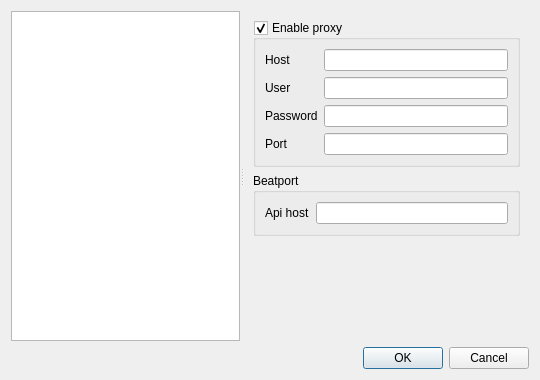
Above: src/gui/settingsdialog.ui from alorence/tym before the change. Below: the same form after it.
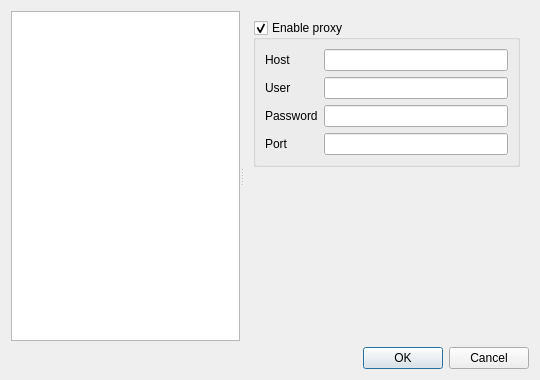
That is the form after the change. The open tabs and pages were chosen to show the change.

Commit message: (settings) Remove useless entry about API url

What changed in the file:
```diff
--- a/src/gui/settingsdialog.ui
+++ b/src/gui/settingsdialog.ui
@@ -127,29 +127,6 @@
           </layout>
          </widget>
         </item>
-        <item>
-         <widget class="QGroupBox" name="groupBox_2">
-          <property name="title">
-           <string>Beatport</string>
-          </property>
-          <layout class="QFormLayout" name="formLayout_3">
-           <item row="0" column="0">
-            <widget class="QLabel" name="label">
-             <property name="text">
-              <string>Api host</string>
-             </property>
-            </widget>
-           </item>
-           <item row="0" column="1">
-            <widget class="QLineEdit" name="bpApiHost">
-             <property name="text">
-              <string/>
-             </property>
-            </widget>
-           </item>
-          </layout>
-         </widget>
-        </item>
         <item>
          <spacer name="verticalSpacer_2">
           <property name="orientation">
```
Left out of the diff: 2 changed lines with no effect on the pictures. The commit also changes 2 other files.
